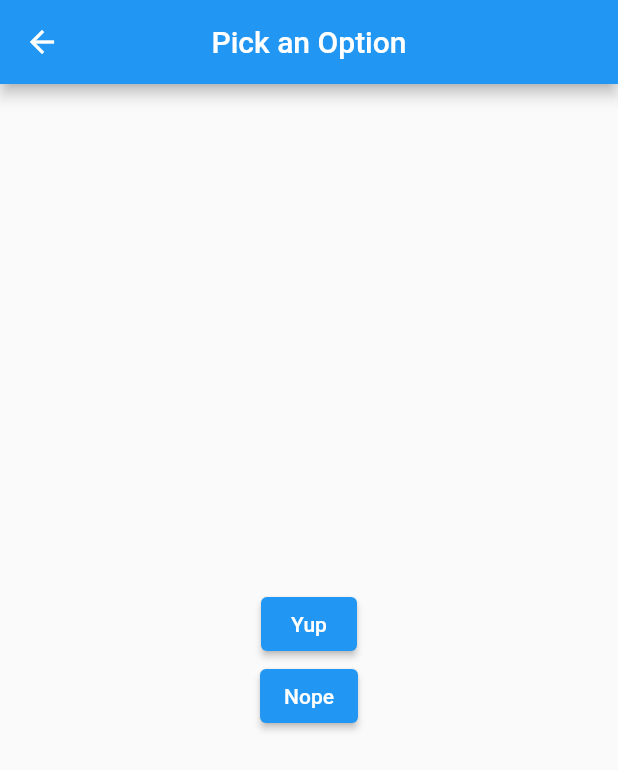
After one commit to vidisha1106/chapter6_navigation, a Flutter app: the screen it shows after launch, after a tap on "Return Data From a Screen", on a phone screen of 412 x 824 dp. The commit adds this screen. Shown: the top 770 px of the screen. Run offline on Flutter 3.47's test engine with Material 2 defaults, Android fonts, the phone set to English and light mode, and no system bars.

Commit message:
Completed : Return Data From a Screen

```diff
--- a/lib/main.dart
+++ b/lib/main.dart
@@ -6,9 +6,11 @@ import 'package:chapter6_navigation/onGenerateRoutes/generate_one.dart';
 import 'package:chapter6_navigation/onGenerateRoutes/generate_three.dart';
 import 'package:chapter6_navigation/onGenerateRoutes/generate_two.dart';
 import 'package:chapter6_navigation/onGenerateRoutes/onGenerate_route_main.dart';
+import 'package:chapter6_navigation/pick_option.dart';
 import 'package:chapter6_navigation/push.dart';
 import 'package:chapter6_navigation/generate_routes/route_generator_class.dart';
 import 'package:chapter6_navigation/route_transition.dart';
+import 'package:chapter6_navigation/send_data_to_new_scereen.dart';
 import 'package:flutter/cupertino.dart';
 import 'package:flutter/material.dart';
 
@@ -52,8 +54,9 @@ class MyApp extends StatelessWidget {
         '/GenerateTwo': (context) => GenerateTwo(),
         '/GenerateThree': (context) => GenerateThree(),
         '/CupertinoPageRoute': (context) => MyCupertinoPageRoute(),
-        '/CommunicationBetweenScreens' : (context) => MyCommunication(data: textFieldData,),
-        '/CommunicationBetweenWidgets' : (context) => WidgetCommunication()
+        '/CommunicationBetweenScreens': (context) =>
+            MyCommunication(data: textFieldData,),
+        '/CommunicationBetweenWidgets': (context) => WidgetCommunication()
       },
     );
   }
@@ -68,11 +71,11 @@ class MyHomePage extends StatefulWidget {
   State<MyHomePage> createState() => _MyHomePageState();
 }
 
-String textFieldData='';
+String textFieldData = '';
 
 class _MyHomePageState extends State<MyHomePage> {
 
-  TextEditingController textEditingController=TextEditingController();
+  TextEditingController textEditingController = TextEditingController();
   Map<String, dynamic>? data;
 
   @override
@@ -117,7 +120,8 @@ class _MyHomePageState extends State<MyHomePage> {
                       data = await Navigator.push(
                           context,
                           MaterialPageRoute(
-                        builder: (context) => MySecondPage(
+                            builder: (context) =>
+                                MySecondPage(
                                   name: 'vidisha',
                                   language: 'Flutter',
                                 ),
@@ -147,7 +151,8 @@ class _MyHomePageState extends State<MyHomePage> {
                           MaterialPageRoute(
                               builder: (context) => OnGenerateRoutes()));
                     },
-                child: Text("onGenerate Route", style: TextStyle(fontSize: 18)),
+                    child: Text(
+                        "onGenerate Route", style: TextStyle(fontSize: 18)),
                   ),
                   ElevatedButton(
                     onPressed: () {
@@ -157,7 +162,8 @@ class _MyHomePageState extends State<MyHomePage> {
                             builder: (context) => MyCupertinoPageRoute(),
                           ));
                     },
-                child: Text("CupertinoPageRoute", style: TextStyle(fontSize: 18)),
+                    child: Text(
+                        "CupertinoPageRoute", style: TextStyle(fontSize: 18)),
                   ),
                   ElevatedButton(
                     onPressed: () {
@@ -170,11 +176,13 @@ class _MyHomePageState extends State<MyHomePage> {
                               return MyRouteTransition();
                             },
                             transitionsBuilder:
-                            (context, animation, secondaryAnimation, child) {
+                                (context, animation, secondaryAnimation,
+                                child) {
                               final tween =
-                              Tween(begin: Offset(-1, 1), end: Offset.zero).chain(
+                              Tween(begin: Offset(-1, 1), end: Offset.zero)
+                                  .chain(
                                   CurveTween(
-                                      curve: Curves.fastEaseInToSlowEaseOut));
+                                      curve: Curves.fastLinearToSlowEaseIn));
                               final offsetAnimation = animation.drive(tween);
                               return SlideTransition(
                                 position: offsetAnimation,
@@ -197,7 +205,8 @@ class _MyHomePageState extends State<MyHomePage> {
                               return MyRouteTransition();
                             },
                             transitionsBuilder:
-                            (context, animation, secondaryAnimation, child) {
+                                (context, animation, secondaryAnimation,
+                                child) {
                               return ScaleTransition(
                                   child: child,
                                   scale: Tween(begin: 0.0, end: 1.0).animate(
@@ -221,7 +230,8 @@ class _MyHomePageState extends State<MyHomePage> {
                               return MyRouteTransition();
                             },
                             transitionsBuilder:
-                            (context, animation, secondaryAnimation, child) {
+                                (context, animation, secondaryAnimation,
+                                child) {
                               return RotationTransition(
                                 child: child,
                                 turns: Tween(begin: 0.0, end: 1.0).animate(
@@ -246,7 +256,8 @@ class _MyHomePageState extends State<MyHomePage> {
                               return MyRouteTransition();
                             },
                             transitionsBuilder:
-                            (context, animation, secondaryAnimation, child) {
+                                (context, animation, secondaryAnimation,
+                                child) {
                               return Align(
                                   child: SizeTransition(
                                     sizeFactor: animation,
@@ -256,7 +267,8 @@ class _MyHomePageState extends State<MyHomePage> {
                           ));
                     },
                     child:
-                    Text("Size Route Transition", style: TextStyle(fontSize: 18)),
+                    Text("Size Route Transition",
+                        style: TextStyle(fontSize: 18)),
                   ),
                   ElevatedButton(
                     onPressed: () {
@@ -269,7 +281,8 @@ class _MyHomePageState extends State<MyHomePage> {
                               return MyRouteTransition();
                             },
                             transitionsBuilder:
-                            (context, animation, secondaryAnimation, child) {
+                                (context, animation, secondaryAnimation,
+                                child) {
                               return FadeTransition(
                                 opacity: animation,
                                 child: child,
@@ -278,12 +291,14 @@ class _MyHomePageState extends State<MyHomePage> {
                           ));
                     },
                     child:
-                    Text("Fade Route Transition", style: TextStyle(fontSize: 18)),
+                    Text("Fade Route Transition",
+                        style: TextStyle(fontSize: 18)),
                   ),
                   ElevatedButton(
                     onPressed: () {
                       Navigator.push(
-                      context, CustomRouteTransition(child: MyRouteTransition()));
+                          context,
+                          CustomRouteTransition(child: MyRouteTransition()));
                     },
                     child: Text("Custom Route Transition",
                         style: TextStyle(fontSize: 18)),
@@ -292,20 +307,41 @@ class _MyHomePageState extends State<MyHomePage> {
                     children: [
                       TextField(
                         controller: textEditingController,
-                    onChanged: (value){
-                      textFieldData=value;
+                        onChanged: (value) {
+                          textFieldData = value;
                         },
-                  ) ,
+                      ),
                       ElevatedButton(onPressed: () {
-                    Navigator.pushNamed(context,'/CommunicationBetweenScreens',arguments: textFieldData);
+                        Navigator.pushNamed(
+                            context, '/CommunicationBetweenScreens',
+                            arguments: textFieldData);
                       }, child: Text("Switch"),)
                     ],
                   ),
                   ElevatedButton(
                     onPressed: () {
-                  Navigator.pushNamed(context,'/CommunicationBetweenWidgets',);
+                      Navigator.pushNamed(
+                        context, '/CommunicationBetweenWidgets',);
                     },
                     child: Text("Widget Communication",
+                        style: TextStyle(fontSize: 18)),
+                  ),
+                  ElevatedButton(
+                    onPressed: () async{
+                      final option=await Navigator.push(context, MaterialPageRoute(
+                        builder: (context) => PickOption(),));
+                      ScaffoldMessenger.of(context).showSnackBar(SnackBar(content: Text(option),));
+                    },
+                    child: Text("Return Data From a Screen",
+                        style: TextStyle(fontSize: 18)),
+                  ),
+                  ElevatedButton(
+                    onPressed: () async{
+                      Navigator.push(context, MaterialPageRoute(builder: (context) {
+                        SendingDataToNewScreen();
+                      },));
+                    },
+                    child: Text("Send Data To a New Screen",
                         style: TextStyle(fontSize: 18)),
                   ),
                 ],
--- /dev/null
+++ b/lib/pick_option.dart
@@ -0,0 +1,35 @@
+import 'package:flutter/material.dart';
+
+class PickOption extends StatefulWidget {
+
+  const PickOption({Key? key}) : super(key: key);
+
+  @override
+  State<PickOption> createState() => _PickOptionState();
+}
+
+class _PickOptionState extends State<PickOption> {
+  @override
+  Widget build(BuildContext context) {
+    return Scaffold(
+      appBar: AppBar(
+        title: Text("Pick an Option"),
+        centerTitle: true,
+      ),
+      body: Center(
+        child: Column(
+          mainAxisAlignment: MainAxisAlignment.center,
+          children: [
+            ElevatedButton(onPressed: (){
+              Navigator.pop(context,'Yup');
+            }, child: Text("Yup")),
+
+            ElevatedButton(onPressed: (){
+              Navigator.pop(context,'Nope');
+            }, child: Text("Nope")),
+          ],
+        ),
+      ),
+    );
+  }
+}
```
Also changed, not shown: lib/send_data_to_new_scereen.dart (added, +36 -0 lines), pubspec.lock. Lines whose indentation alone changed are shown as unchanged.
